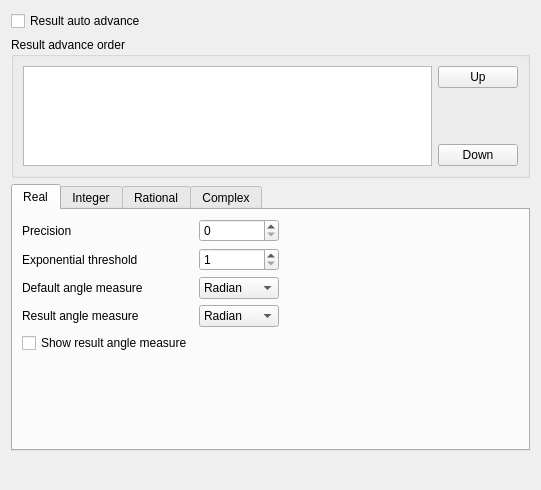
First picture: the form in src/result_settings_form.ui, repository denprog/yutovo-desktop, before the edit.
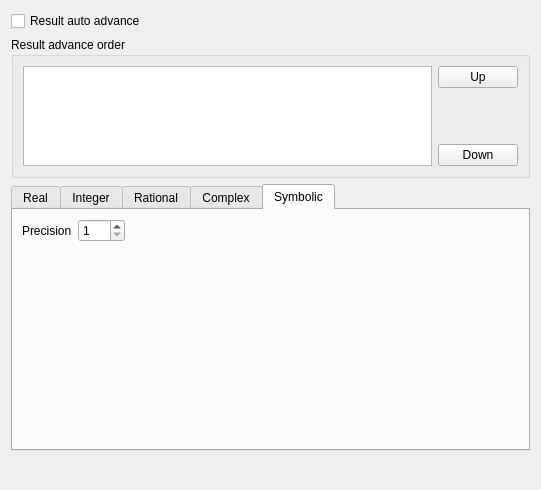
Second picture: the form after the edit. The open tabs and pages were chosen to show the change.

Commit message: Update of symbolic real parser.

Diff of the .ui file:
```diff
--- a/src/result_settings_form.ui
+++ b/src/result_settings_form.ui
@@ -547,6 +547,60 @@
          </item>
         </layout>
        </widget>
+       <widget class="QWidget" name="symbolic_result">
+         <attribute name="title">
+          <string>Symbolic</string>
+         </attribute>
+         <layout class="QHBoxLayout" name="horizontalLayout_8">
+          <item>
+           <layout class="QGridLayout" name="gridLayout_5">
+            <item row="0" column="0">
+             <widget class="QLabel" name="label_14">
+              <property name="text">
+               <string>Precision</string>
+              </property>
+             </widget>
+            </item>
+            <item row="0" column="1">
+             <widget class="QSpinBox" name="symbolic_precision">
+              <property name="minimum">
+               <number>1</number>
+              </property>
+              <property name="maximum">
+               <number>100</number>
+              </property>
+             </widget>
+            </item>
+            <item row="1" column="0">
+             <spacer name="verticalSpacer_7">
+              <property name="orientation">
+               <enum>Qt::Vertical</enum>
+              </property>
+              <property name="sizeHint" stdset="0">
+               <size>
+                <width>20</width>
+                <height>40</height>
+               </size>
+              </property>
+             </spacer>
+            </item>
+           </layout>
+          </item>
+          <item>
+           <spacer name="horizontalSpacer_5">
+            <property name="orientation">
+             <enum>Qt::Horizontal</enum>
+            </property>
+            <property name="sizeHint" stdset="0">
+             <size>
+              <width>323</width>
+              <height>20</height>
+             </size>
+            </property>
+           </spacer>
+          </item>
+         </layout>
+        </widget>
       </widget>
      </item>
      <item>
```
Lines whose indentation alone changed are shown as unchanged. The commit also changes 10 other files.
